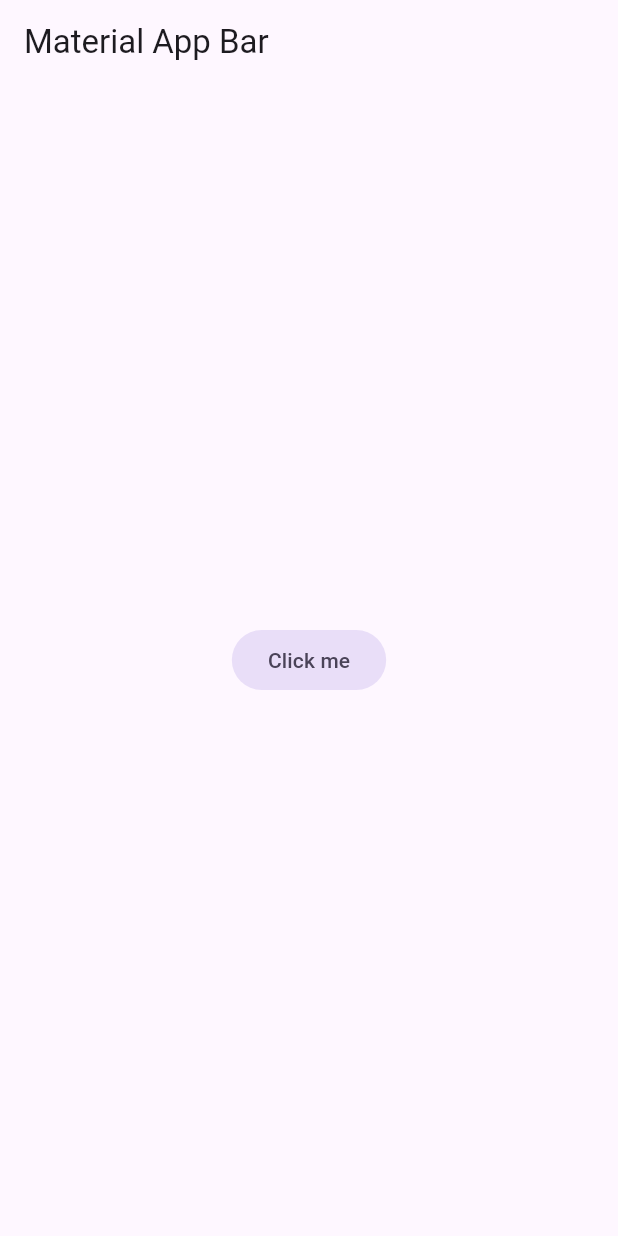
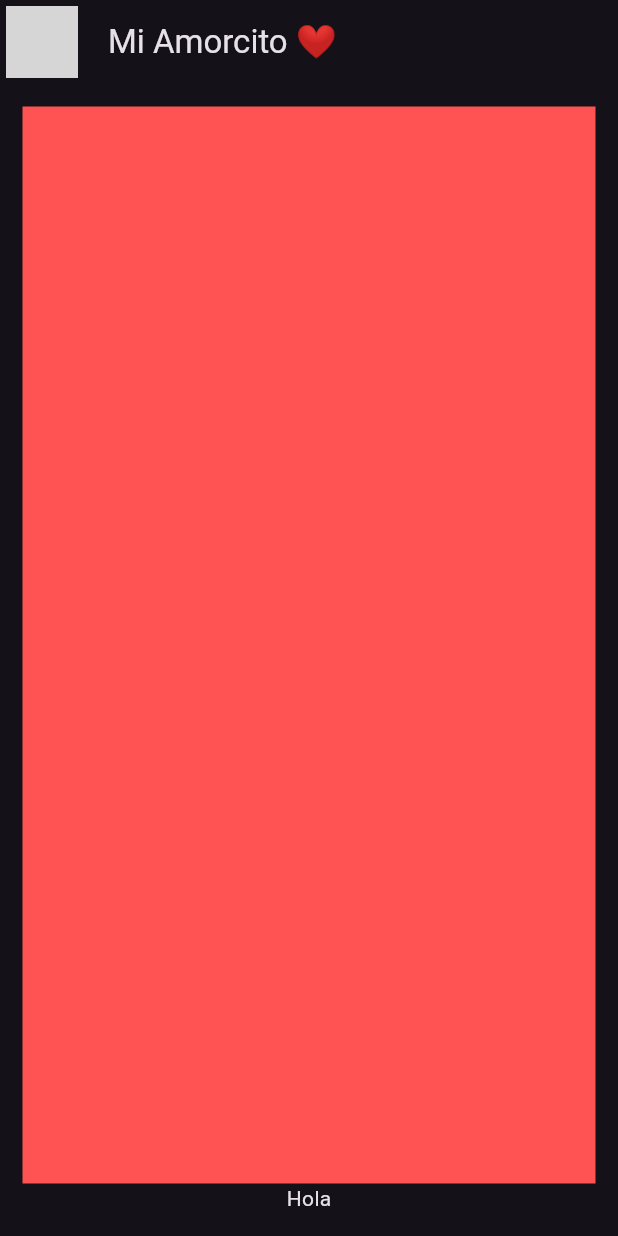
Before and after one commit to LastKing97xd/yes_no_app, a Flutter app: the screen it shows after launch, on a phone screen of 412 x 824 dp. Run offline on Flutter 3.47's test engine with Material 3 defaults, Android fonts, the phone set to English and light mode, and no system bars; network calls fail; grey boxes are pictures that could not be loaded.

```diff
--- a/lib/config/theme/app_theme.dart
+++ b/lib/config/theme/app_theme.dart
@@ -22,6 +22,8 @@ class AppTheme {
   ThemeData theme() {
     return ThemeData(
       useMaterial3: true,
-      colorSchemeSeed: _colorThemes[selectedColor]);
+      colorSchemeSeed: _colorThemes[selectedColor],
+      brightness: Brightness.dark
+    );
   }
 }
--- a/lib/main.dart
+++ b/lib/main.dart
@@ -1,5 +1,6 @@
 import 'package:flutter/material.dart';
 import 'package:yes_no_app/config/theme/app_theme.dart';
+import 'package:yes_no_app/presentation/chat/chat_screen.dart';
 
 void main() => runApp(const MyApp());
 
@@ -12,16 +13,7 @@ class MyApp extends StatelessWidget {
       debugShowCheckedModeBanner: false,
       theme: AppTheme(selectedColor: 0).theme(),
       title: 'Yes No App',
-      home: Scaffold(
-        appBar: AppBar(
-          title: const Text('Material App Bar'),
-        ),
-        body: Center(
-          child: FilledButton.tonal(
-            onPressed: (){},
-            child: const Text('Click me'))
-        ),
-      ),
+      home: const ChatScreen()
     );
   }
 }
--- /dev/null
+++ b/lib/presentation/chat/chat_screen.dart
@@ -0,0 +1,44 @@
+import 'package:flutter/material.dart';
+
+class ChatScreen extends StatelessWidget {
+  const ChatScreen({super.key});
+
+  @override
+  Widget build(BuildContext context) {
+    return Scaffold(
+      appBar: AppBar(
+        leading: const Padding(
+          padding: EdgeInsets.all(4.0),
+          child: CircleAvatar(
+            backgroundImage: NetworkImage(
+                'https://scontent.flim9-1.fna.fbcdn.net/v/t1.6435-9/59993547_2357243644338885_5290176059604467712_n.jpg?_nc_cat=111&ccb=1-7&_nc_sid=5f2048&_nc_eui2=AeFCXudn1DUMaO4n10tjbFKLXTjIEd9QqTZdOMgR31CpNqT1cjIXRJCh3sIqjRlQPdMUVPO9zQLZBAGiULFYd2TK&_nc_ohc=yNiqVLEecEEAb6Rf7We&_nc_ht=scontent.flim9-1.fna&oh=00_AfApZw4e5zSlKsuRtJ0I-wVe46etfkXycw_EHufA559zbA&oe=66369532'),
+          ),
+        ),
+        title: const Text('Mi Amorcito ❤️ '),
+        centerTitle: false,
+      ),
+      body: _ChatView(),
+    );
+  }
+}
+
+class _ChatView extends StatelessWidget {
+  @override
+  Widget build(BuildContext context) {
+    return SafeArea(
+      child: Padding(
+        padding: const EdgeInsets.symmetric( horizontal: 15, vertical: 15 ),
+        child: Column(
+          children: [
+            Expanded(
+              child: Container(
+                color: Colors.redAccent,
+              )
+            ),
+            Text('Hola'),
+          ],
+        ),
+      ),
+    );
+  }
+}
```
